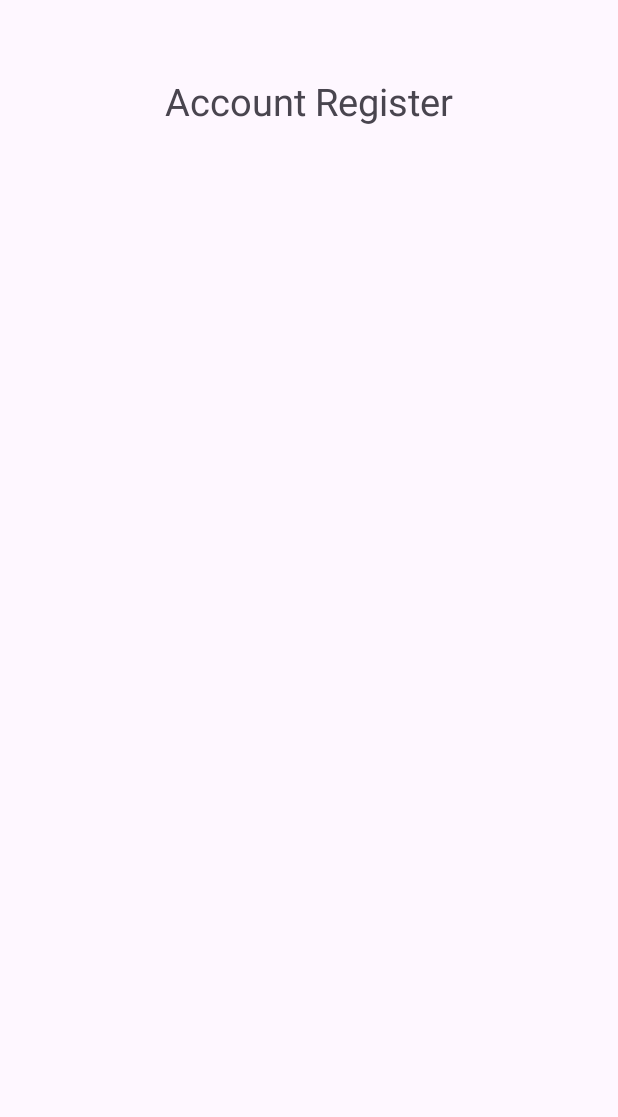
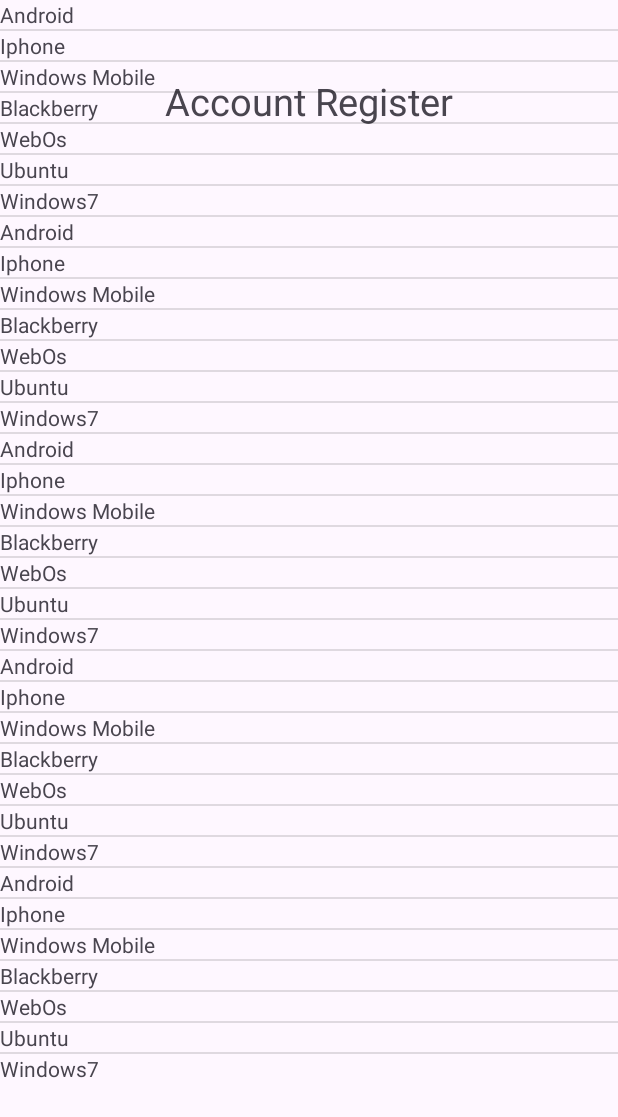
Before and after one commit to tiagop122/MyLogin, an Android app: the Register screen opened directly, with no data from a screen before it, on a phone screen of 412 x 824 dp. Shown: the top 1117 px of the screen. Run offline under Robolectric (Android 15) with nearby library versions, the phone set to English and light mode, and no system bars.

Commit message:
added ListViews

```diff
--- a/app/src/main/java/pt/tiago/mylogin/MainActivity.kt
+++ b/app/src/main/java/pt/tiago/mylogin/MainActivity.kt
@@ -1,8 +1,9 @@
 package pt.tiago.mylogin
-
 import android.content.Intent
 import android.os.Bundle
+import android.widget.ArrayAdapter
 import android.widget.Button
+import android.widget.ListView
 import androidx.appcompat.app.AppCompatActivity
 
 class MainActivity : AppCompatActivity() {
--- /dev/null
+++ b/app/src/main/java/pt/tiago/mylogin/MySimpleArrayAdapter.kt
@@ -0,0 +1,35 @@
+package pt.tiago.mylogin
+
+import android.content.Context
+import android.text.Layout
+import android.view.LayoutInflater
+import android.view.View
+import android.view.ViewGroup
+import android.widget.ArrayAdapter
+import android.widget.TextView
+
+class MySimpleArrayAdapter (context: Context, resource: Int, objects: MutableList<String>) :
+    ArrayAdapter<String>(context, resource, objects){
+
+        var mContext: Context
+        var mValues: MutableList<String>
+        var mResource: Int
+
+init {
+    mContext = context
+    mValues = objects
+    mResource = resource
+    }
+
+    override fun getView(position: Int, convertView: View?, parent: ViewGroup): View {
+        val inflater = LayoutInflater.from(mContext)
+        val rowView = inflater.inflate(mResource, parent,false)
+
+        val textView = rowView.findViewById<TextView>(R.id.item_text)
+        val str = mValues.get(position)
+
+        textView.text = str
+
+        return rowView
+    }
+}
--- a/app/src/main/java/pt/tiago/mylogin/Register.kt
+++ b/app/src/main/java/pt/tiago/mylogin/Register.kt
@@ -1,6 +1,7 @@
 package pt.tiago.mylogin
-
+import android.widget.ListView
 import android.os.Bundle
+import android.widget.ArrayAdapter
 import androidx.activity.enableEdgeToEdge
 import androidx.appcompat.app.AppCompatActivity
 import androidx.core.view.ViewCompat
@@ -16,5 +17,12 @@ class Register : AppCompatActivity() {
             v.setPadding(systemBars.left, systemBars.top, systemBars.right, systemBars.bottom)
             insets
         }
+
+        val listView2 = findViewById<ListView>(R.id.listView2)
+        val values = mutableListOf<String> ("Android", "Iphone", "Windows Mobile", "Blackberry", "WebOs", "Ubuntu", "Windows7","Android", "Iphone", "Windows Mobile", "Blackberry", "WebOs", "Ubuntu", "Windows7","Android", "Iphone", "Windows Mobile", "Blackberry", "WebOs", "Ubuntu", "Windows7","Android", "Iphone", "Windows Mobile", "Blackberry", "WebOs", "Ubuntu", "Windows7","Android", "Iphone", "Windows Mobile", "Blackberry", "WebOs", "Ubuntu", "Windows7")
+
+        var adapter = MySimpleArrayAdapter(this, R.layout.layout_item,values)
+        listView2.adapter = adapter
+
     }
 }
--- a/app/src/main/res/layout/activity_main.xml
+++ b/app/src/main/res/layout/activity_main.xml
@@ -66,4 +66,12 @@
         android:layout_height="wrap_content"
  />
 
+    <ListView
+
+        android:id="@+id/listView"
+        android:layout_width="match_parent"
+        android:layout_height="wrap_content"
+        tools:layout_editor_absoluteX="0dp"
+        tools:layout_editor_absoluteY="390dp" />
+
 </androidx.constraintlayout.widget.ConstraintLayout>
--- a/app/src/main/res/layout/activity_register.xml
+++ b/app/src/main/res/layout/activity_register.xml
@@ -8,6 +8,7 @@
     tools:context=".Register">
 
     <TextView
+        android:id="@+id/textView"
         android:layout_width="250dp"
         android:layout_height="53dp"
         android:text="Account Register"
@@ -19,4 +20,11 @@
         app:layout_constraintTop_toTopOf="parent"
         app:layout_constraintVertical_bias="0.065" />
 
+    <ListView
+        android:id="@+id/listView2"
+        android:layout_width="match_parent"
+        android:layout_height="wrap_content"
+        tools:layout_editor_absoluteX="1dp"
+        tools:layout_editor_absoluteY="97dp" />
+
 </androidx.constraintlayout.widget.ConstraintLayout>
--- /dev/null
+++ b/app/src/main/res/layout/layout_item.xml
@@ -0,0 +1,12 @@
+<?xml version="1.0" encoding="utf-8"?>
+<LinearLayout xmlns:android="http://schemas.android.com/apk/res/android"
+    android:layout_width="match_parent"
+    android:layout_height="match_parent">
+
+    <TextView
+        android:id="@+id/item_text"
+        android:layout_width="wrap_content"
+        android:layout_height="wrap_content"
+        android:layout_weight="1"
+        android:text="TextView" />
+</LinearLayout>
```
